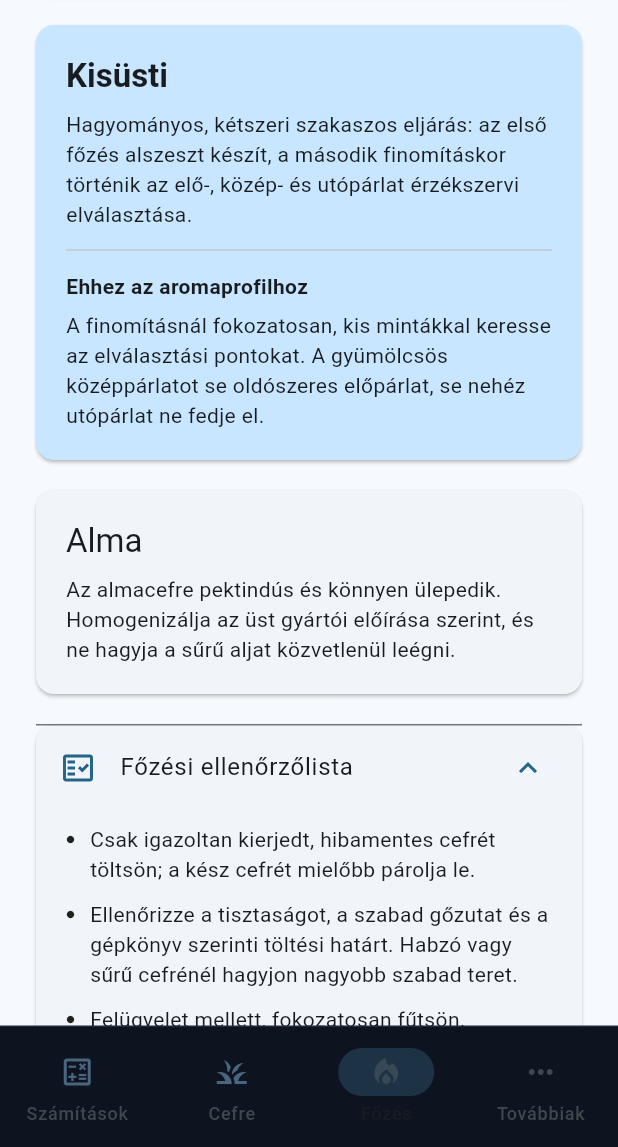
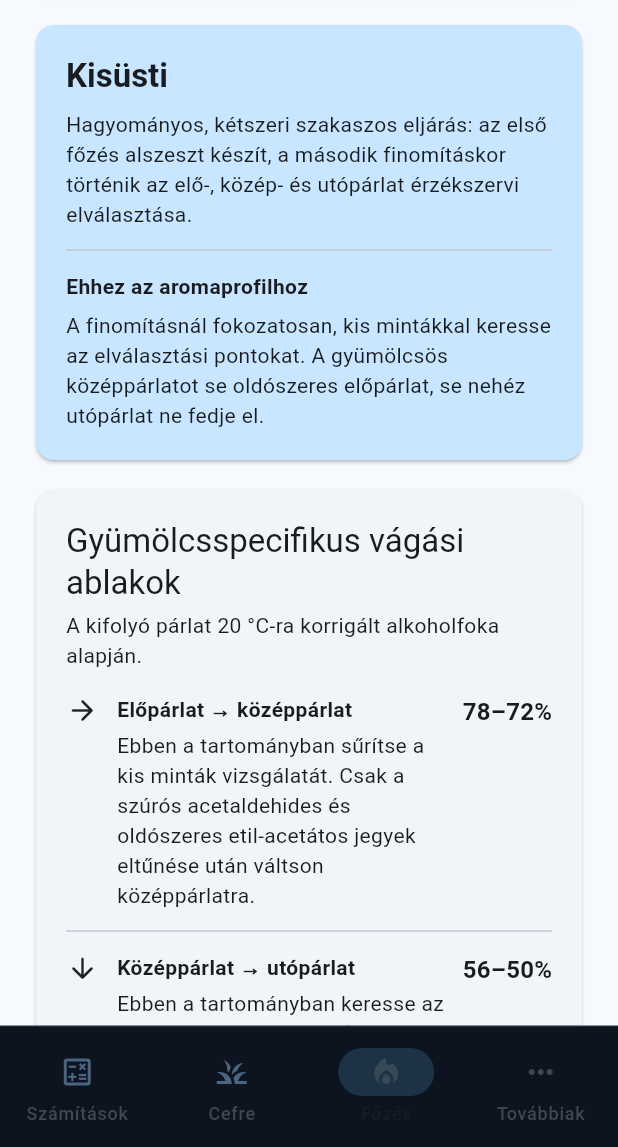
Before and after one commit to BekeRoland/FokMester, a Flutter app: the screen it shows after launch, item 3 of the bottom bar chosen, scrolled down 576 dp, on a phone screen of 412 x 824 dp, the part 89-1236 px from its top. Run offline on Flutter 3.47's test engine with Material 3 defaults, Android fonts, the phone set to English and light mode, and no system bars; our stand-ins replace shared_preferences; accounts and stored records are empty.

Commit message:
Add fruit-specific distillation cut windows

```diff
--- a/lib/l10n/app_localizations.dart
+++ b/lib/l10n/app_localizations.dart
@@ -163,6 +163,21 @@ class AppLocalizations {
           'Hagyományos, kétszeri szakaszos eljárás: az első főzés alszeszt készít, a második finomításkor történik az elő-, közép- és utópárlat érzékszervi elválasztása.',
       'distillation.method.column.body':
           'Az erősítőfeltétes vagy oszlopos berendezés egy menetben főz és finomít. A tányérok és a deflegmátor beállítása az alkohol- és aromakoncentrációt együtt alakítja.',
+      'distillation.cuts.title': 'Gyümölcsspecifikus vágási ablakok',
+      'distillation.cuts.subtitle':
+          'A kifolyó párlat 20 °C-ra korrigált alkoholfoka alapján.',
+      'distillation.cuts.headsToHeart': 'Előpárlat → középpárlat',
+      'distillation.cuts.heartToTails': 'Középpárlat → utópárlat',
+      'distillation.cuts.pot.headsToHeart':
+          'Ebben a tartományban sűrítse a kis minták vizsgálatát. Csak a szúrós acetaldehides és oldószeres etil-acetátos jegyek eltűnése után váltson középpárlatra.',
+      'distillation.cuts.pot.heartToTails':
+          'Ebben a tartományban keresse az első nehéz, savanykás, főtt vagy olajos jegyet, és annak megjelenésekor váltson utópárlatra.',
+      'distillation.cuts.column.headsToHeart':
+          'Tornyos gépen a deflegmáció összenyomhatja az előpárlatot. A tartomány csak ellenőrzési ablak; a gépkönyv és a tiszta gyümölcsillat együtt irányadó.',
+      'distillation.cuts.column.heartToTails':
+          'A tányérszám és a deflegmátor miatt az utópárlat magas alkoholfokon is megjelenhet. Az első nehéz vagy fojtott jegynél váltson.',
+      'distillation.cuts.note':
+          'Nem automatikus kapcsolási érték. A valós vágási pontot a cefre alkoholtartalma, a főzési sebesség és a berendezés is eltolja. A mintát mindig hűtse 20 °C-ra; érzékszervi vizsgálathoz kis részt hígítson kb. 20–30%-ra.',
       'distillation.risks': 'Fő kockázatok',
       'distillation.risk.foaming': 'Habzás',
       'distillation.risk.scorching': 'Leégés',
@@ -354,6 +369,21 @@ class AppLocalizations {
           'Traditional two-stage batch process: the first run produces low wines, while heads, heart and tails are separated by sensory judgement during the separate spirit run.',
       'distillation.method.column.body':
           'A plated or column still distils and rectifies in one run. The plates and dephlegmator shape alcohol concentration and fruit aroma together.',
+      'distillation.cuts.title': 'Fruit-specific cut windows',
+      'distillation.cuts.subtitle':
+          'Based on running distillate strength corrected to 20 °C.',
+      'distillation.cuts.headsToHeart': 'Heads → heart',
+      'distillation.cuts.heartToTails': 'Heart → tails',
+      'distillation.cuts.pot.headsToHeart':
+          'Increase the frequency of small samples in this range. Switch to hearts only after sharp acetaldehyde and solvent-like ethyl-acetate notes have disappeared.',
+      'distillation.cuts.pot.heartToTails':
+          'Within this range, watch for the first heavy, sour, cooked or oily note and switch to tails when it appears.',
+      'distillation.cuts.column.headsToHeart':
+          'Rectification can compress the heads on a column still. Treat this only as an inspection window; the equipment manual and clean fruit aroma decide the cut.',
+      'distillation.cuts.column.heartToTails':
+          'Plates and dephlegmation can make tails appear at high strength. Switch at the first heavy or muted sensory note.',
+      'distillation.cuts.note':
+          'Not an automatic switching value. Mash alcohol, run speed and still configuration can move the true cut point. Cool every sample to 20 °C; dilute a small sensory sample to about 20–30% before assessment.',
       'distillation.risks': 'Main risks',
       'distillation.risk.foaming': 'Foaming',
       'distillation.risk.scorching': 'Scorching',
@@ -548,6 +578,21 @@ class AppLocalizations {
           'Procedeu tradițional discontinuu în două treceri: prima produce distilatul brut, iar la rafinarea separată se delimitează senzorial capetele, inima și cozile.',
       'distillation.method.column.body':
           'Instalația cu talere sau coloană distilează și rectifică într-o singură trecere. Talerele și deflegmatorul modelează împreună concentrația alcoolului și aroma fructului.',
+      'distillation.cuts.title': 'Ferestre de separare specifice fructului',
+      'distillation.cuts.subtitle':
+          'Pe baza tăriei distilatului la ieșire, corectată la 20 °C.',
+      'distillation.cuts.headsToHeart': 'Capete → inimă',
+      'distillation.cuts.heartToTails': 'Inimă → cozi',
+      'distillation.cuts.pot.headsToHeart':
+          'Luați mai des probe mici în acest interval. Treceți la inimă numai după dispariția notelor înțepătoare de acetaldehidă și de solvent ale acetatului de etil.',
+      'distillation.cuts.pot.heartToTails':
+          'În acest interval urmăriți prima notă grea, acră, fiartă sau uleioasă și treceți la cozi când aceasta apare.',
+      'distillation.cuts.column.headsToHeart':
+          'Rectificarea poate comprima capetele într-o coloană. Intervalul este doar pentru verificare; manualul instalației și aroma curată de fruct decid separarea.',
+      'distillation.cuts.column.heartToTails':
+          'Talerele și deflegmarea pot face cozile să apară la tărie ridicată. Schimbați fracția la prima notă grea sau închisă.',
+      'distillation.cuts.note':
+          'Nu este o valoare automată de comutare. Alcoolul din borhot, viteza și configurația instalației pot deplasa punctul real. Răciți proba la 20 °C; pentru evaluare diluați o probă mică la aproximativ 20–30%.',
       'distillation.risks': 'Riscuri principale',
       'distillation.risk.foaming': 'Spumare',
       'distillation.risk.scorching': 'Ardere',
--- a/lib/screens/distillation_screen.dart
+++ b/lib/screens/distillation_screen.dart
@@ -1,6 +1,7 @@
 import 'package:flutter/material.dart';
 
 import '../l10n/app_localizations.dart';
+import '../models/distillation_cut_profile.dart';
 import '../models/distillation_fruit_profile.dart';
 import '../models/mash_fruit_profile.dart';
 
@@ -31,6 +32,7 @@ class _DistillationScreenState extends State<DistillationScreen> {
     final strings = AppLocalizations.of(context);
     final languageCode = Localizations.localeOf(context).languageCode;
     final profile = distillationProfileFor(selectedFruit.id);
+    final cutProfile = distillationCutProfileFor(selectedFruit.id);
 
     return ListView(
       padding: const EdgeInsets.all(20),
@@ -120,6 +122,14 @@ class _DistillationScreenState extends State<DistillationScreen> {
         const SizedBox(height: 12),
         _MethodCard(method: method, profile: profile, strings: strings),
         const SizedBox(height: 12),
+        _CutWindowCard(
+          method: method,
+          cuts: method == DistillationMethod.pot
+              ? cutProfile.pot
+              : cutProfile.column,
+          strings: strings,
+        ),
+        const SizedBox(height: 12),
         _FruitCard(
           fruitName: selectedFruit.name(languageCode),
           profile: profile,
@@ -136,6 +146,115 @@ class _DistillationScreenState extends State<DistillationScreen> {
   String _number(double value) => value == value.roundToDouble()
       ? value.toStringAsFixed(0)
       : value.toStringAsFixed(1);
+}
+
+class _CutWindowCard extends StatelessWidget {
+  final DistillationMethod method;
+  final DistillationMethodCuts cuts;
+  final AppLocalizations strings;
+
+  const _CutWindowCard({
+    required this.method,
+    required this.cuts,
+    required this.strings,
+  });
+
+  @override
+  Widget build(BuildContext context) {
+    final methodKey = method == DistillationMethod.pot ? 'pot' : 'column';
+    return Card(
+      child: Padding(
+        padding: const EdgeInsets.all(20),
+        child: Column(
+          crossAxisAlignment: CrossAxisAlignment.start,
+          children: [
+            Text(
+              strings.tr('distillation.cuts.title'),
+              style: Theme.of(context).textTheme.titleLarge,
+            ),
+            const SizedBox(height: 4),
+            Text(strings.tr('distillation.cuts.subtitle')),
+            const SizedBox(height: 16),
+            _CutRow(
+              icon: Icons.arrow_forward_rounded,
+              title: strings.tr('distillation.cuts.headsToHeart'),
+              window: cuts.headsToHeart,
+              description: strings.tr(
+                'distillation.cuts.$methodKey.headsToHeart',
+              ),
+            ),
+            const Divider(height: 28),
+            _CutRow(
+              icon: Icons.arrow_downward_rounded,
+              title: strings.tr('distillation.cuts.heartToTails'),
+              window: cuts.heartToTails,
+              description: strings.tr(
+                'distillation.cuts.$methodKey.heartToTails',
+              ),
+            ),
+            const SizedBox(height: 16),
+            Container(
+              padding: const EdgeInsets.all(14),
+              decoration: BoxDecoration(
+                color: Theme.of(
+                  context,
+                ).colorScheme.tertiaryContainer.withValues(alpha: .55),
+                borderRadius: BorderRadius.circular(12),
+              ),
+              child: Row(
+                crossAxisAlignment: CrossAxisAlignment.start,
+                children: [
+                  const Icon(Icons.info_outline_rounded, size: 20),
+                  const SizedBox(width: 10),
+                  Expanded(child: Text(strings.tr('distillation.cuts.note'))),
+                ],
+              ),
+            ),
+          ],
+        ),
+      ),
+    );
+  }
+}
+
+class _CutRow extends StatelessWidget {
+  final IconData icon;
+  final String title;
+  final AbvCutWindow window;
+  final String description;
+
+  const _CutRow({
+    required this.icon,
+    required this.title,
+    required this.window,
+    required this.description,
+  });
+
+  @override
+  Widget build(BuildContext context) => Row(
+    crossAxisAlignment: CrossAxisAlignment.start,
+    children: [
+      Icon(icon, size: 22),
+      const SizedBox(width: 12),
+      Expanded(
+        child: Column(
+          crossAxisAlignment: CrossAxisAlignment.start,
+          children: [
+            Text(title, style: const TextStyle(fontWeight: FontWeight.bold)),
+            const SizedBox(height: 3),
+            Text(description),
+          ],
+        ),
+      ),
+      const SizedBox(width: 12),
+      Text(
+        window.label,
+        style: Theme.of(
+          context,
+        ).textTheme.titleMedium?.copyWith(fontWeight: FontWeight.bold),
+      ),
+    ],
+  );
 }
 
 class _RiskCard extends StatelessWidget {
```
Also changed, not shown: lib/models/distillation_cut_profile.dart (added, +256 -0 lines), 3 other files.
